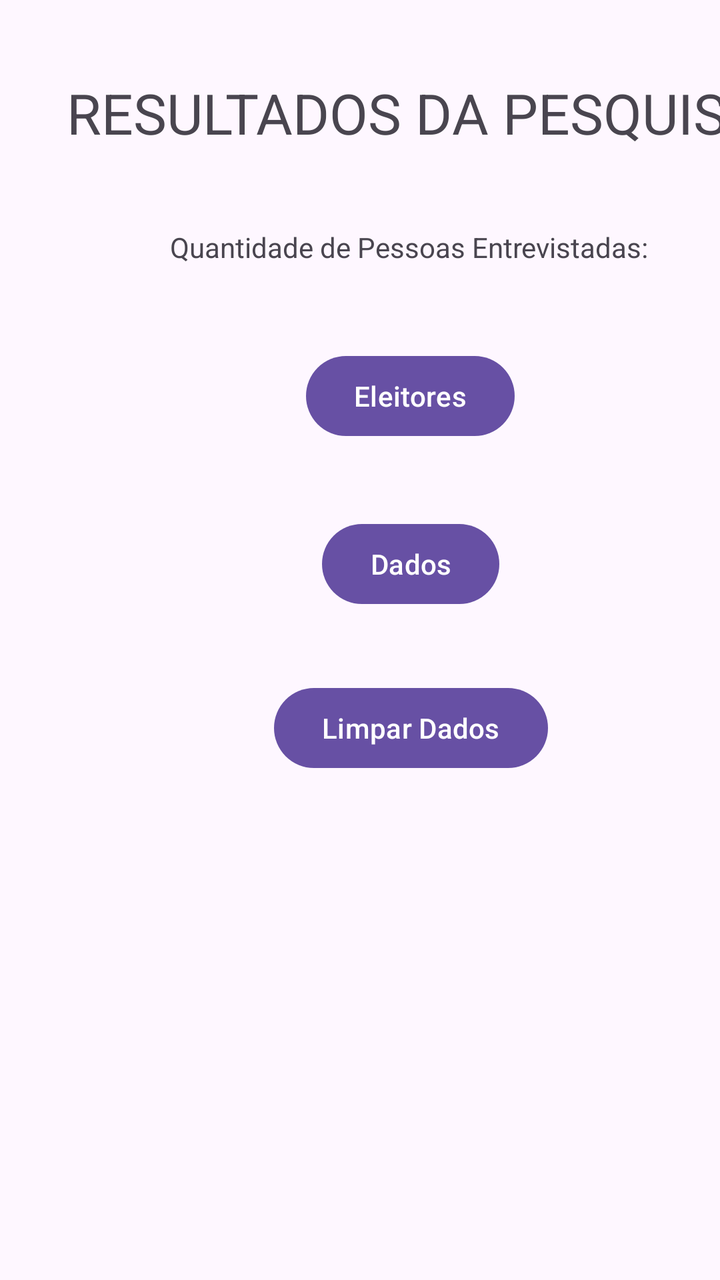
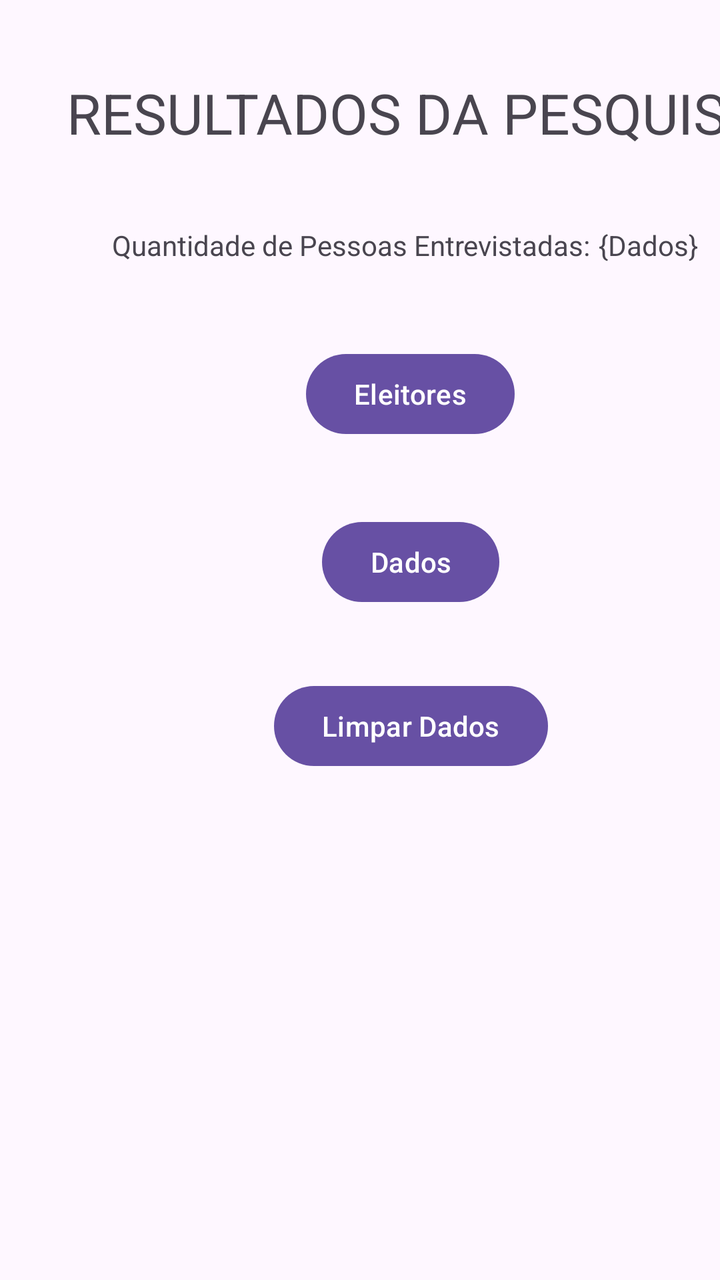

An Android layout rendered at two revisions. The XML below is the earlier revision; the diff shows what the commit changed to produce the second picture.
<!-- AndroidManifest.xml: application theme Theme.PesquisaEleitoral -->
<!-- res/layout/activity_resultados.xml -->
<?xml version="1.0" encoding="utf-8"?>
<androidx.constraintlayout.widget.ConstraintLayout xmlns:android="http://schemas.android.com/apk/res/android"
    xmlns:app="http://schemas.android.com/apk/res-auto"
    xmlns:tools="http://schemas.android.com/tools"
    android:id="@+id/main"
    android:layout_width="match_parent"
    android:layout_height="match_parent"
    tools:context=".ResultadosActivity">

    <TextView
        android:id="@+id/textView15"
        android:layout_width="399dp"
        android:layout_height="57dp"
        android:layout_marginStart="8dp"
        android:layout_marginTop="28dp"
        android:gravity="center"
        android:text="RESULTADOS DA PESQUISA"
        android:textSize="28sp"
        app:layout_constraintStart_toStartOf="parent"
        app:layout_constraintTop_toTopOf="parent" />

    <TextView
        android:id="@+id/textView16"
        android:layout_width="wrap_content"
        android:layout_height="wrap_content"
        android:layout_marginStart="85dp"
        android:layout_marginTop="29dp"
        android:text="Quantidade de Pessoas Entrevistadas:"
        app:layout_constraintStart_toStartOf="parent"
        app:layout_constraintTop_toBottomOf="@+id/textView15" />

    <Button
        android:id="@+id/btEleitores"
        android:layout_width="wrap_content"
        android:layout_height="wrap_content"
        android:layout_marginStart="153dp"
        android:layout_marginTop="41dp"
        android:text="Eleitores"
        app:layout_constraintStart_toStartOf="parent"
        app:layout_constraintTop_toBottomOf="@+id/textView16" />

    <Button
        android:id="@+id/btDados"
        android:layout_width="wrap_content"
        android:layout_height="wrap_content"
        android:layout_marginStart="161dp"
        android:layout_marginTop="36dp"
        android:text="Dados"
        app:layout_constraintStart_toStartOf="parent"
        app:layout_constraintTop_toBottomOf="@+id/btEleitores" />

    <Button
        android:id="@+id/btLimpar"
        android:layout_width="wrap_content"
        android:layout_height="wrap_content"
        android:layout_marginStart="137dp"
        android:layout_marginTop="34dp"
        android:text="Limpar Dados"
        app:layout_constraintStart_toStartOf="parent"
        app:layout_constraintTop_toBottomOf="@+id/btDados" />
</androidx.constraintlayout.widget.ConstraintLayout>
<!-- resources referenced by this layout -->
<resources>
  <style name="Theme.PesquisaEleitoral" parent="Base.Theme.PesquisaEleitoral" />
  <style name="Base.Theme.PesquisaEleitoral" parent="Theme.Material3.DayNight.NoActionBar">
          
          
      </style>
</resources>

<!-- the commit's change to res/layout/activity_resultados.xml (unified diff, before → after) -->
@@ -23,10 +23,20 @@
         android:id="@+id/textView16"
         android:layout_width="wrap_content"
         android:layout_height="wrap_content"
-        android:layout_marginStart="85dp"
-        android:layout_marginTop="29dp"
+        android:layout_marginStart="56dp"
+        android:layout_marginTop="28dp"
         android:text="Quantidade de Pessoas Entrevistadas:"
         app:layout_constraintStart_toStartOf="parent"
+        app:layout_constraintTop_toBottomOf="@+id/textView15" />
+
+    <TextView
+        android:id="@+id/totalEntrevistados2"
+        android:layout_width="wrap_content"
+        android:layout_height="wrap_content"
+        android:layout_marginStart="4dp"
+        android:layout_marginTop="28dp"
+        android:text="{Dados}"
+        app:layout_constraintStart_toEndOf="@+id/textView16"
         app:layout_constraintTop_toBottomOf="@+id/textView15" />
 
     <Button
